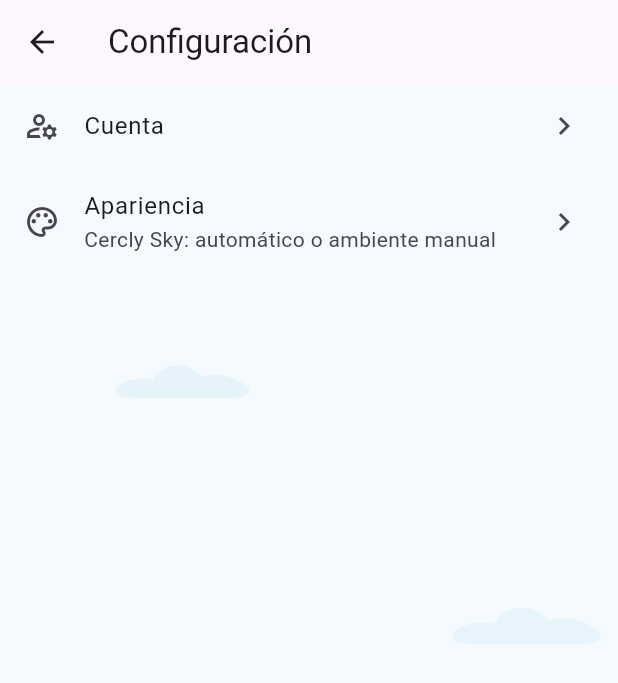
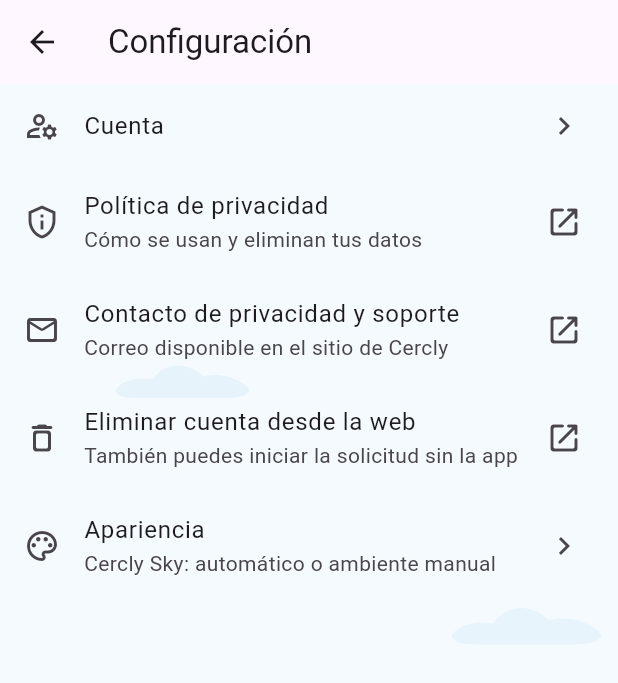
Before and after one commit to Anthony8724/Cercly, a Flutter app: the ConfiguracionCuentaScreen screen opened directly, on a phone screen of 412 x 824 dp. Shown: the top 683 px of the screen. Run offline on Flutter 3.47's test engine with Material 3 defaults, Android fonts, the phone set to English and light mode, and no system bars; our stand-ins replace flutter_local_notifications, flutter_map, flutter_svg, geolocator, image_picker, latlong2 and 2 more; accounts and stored records are empty.

Commit message:
feat(privacy): link account deletion and policy from app

```diff
--- a/lib/features/auth/screens/account_settings_screen.dart
+++ b/lib/features/auth/screens/account_settings_screen.dart
@@ -1,4 +1,5 @@
 import 'package:flutter/material.dart';
+import 'package:url_launcher/url_launcher.dart';
 
 import '../../../sky/apariencia_screen.dart';
 import '../../../sky/sky_backdrop.dart';
@@ -6,9 +7,29 @@ import '../../../sky/sky_theme.dart';
 import '../../../sky/sky_controller.dart';
 import '../services/account_deletion_service.dart';
 
+const _privacyPolicyUri = 'https://cercly-web.vercel.app/privacidad';
+const _privacyContactUri =
+    'https://cercly-web.vercel.app/privacidad#responsable';
+const _accountDeletionWebUri = 'https://cercly-web.vercel.app/eliminar-cuenta';
+
 class ConfiguracionCuentaScreen extends StatelessWidget {
-  const ConfiguracionCuentaScreen({super.key, this.deletionService});
+  const ConfiguracionCuentaScreen({
+    super.key,
+    this.deletionService,
+    this.abrirEnlace,
+  });
   final AccountDeletionService? deletionService;
+  final Future<bool> Function(Uri uri)? abrirEnlace;
+
+  Future<void> _abrirExterno(String valor) async {
+    final uri = Uri.parse(valor);
+    final abrir = abrirEnlace;
+    if (abrir != null) {
+      await abrir(uri);
+      return;
+    }
+    await launchUrl(uri, mode: LaunchMode.externalApplication);
+  }
 
   @override
   Widget build(BuildContext context) => Scaffold(
@@ -28,6 +49,32 @@ class ConfiguracionCuentaScreen extends StatelessWidget {
                       CuentaScreen(deletionService: deletionService),
                 ),
               ),
+            ),
+            ListTile(
+              key: const Key('abrir-politica-privacidad'),
+              leading: const Icon(Icons.privacy_tip_outlined),
+              title: const Text('Política de privacidad'),
+              subtitle: const Text('Cómo se usan y eliminan tus datos'),
+              trailing: const Icon(Icons.open_in_new_rounded),
+              onTap: () => _abrirExterno(_privacyPolicyUri),
+            ),
+            ListTile(
+              key: const Key('abrir-contacto-cercly'),
+              leading: const Icon(Icons.mail_outline_rounded),
+              title: const Text('Contacto de privacidad y soporte'),
+              subtitle: const Text('Correo disponible en el sitio de Cercly'),
+              trailing: const Icon(Icons.open_in_new_rounded),
+              onTap: () => _abrirExterno(_privacyContactUri),
+            ),
+            ListTile(
+              key: const Key('abrir-eliminacion-web'),
+              leading: const Icon(Icons.delete_outline_rounded),
+              title: const Text('Eliminar cuenta desde la web'),
+              subtitle: const Text(
+                'También puedes iniciar la solicitud sin la app',
+              ),
+              trailing: const Icon(Icons.open_in_new_rounded),
+              onTap: () => _abrirExterno(_accountDeletionWebUri),
             ),
             ListTile(
               key: const Key('abrir-apariencia'),
--- a/lib/features/auth/screens/register_screen.dart
+++ b/lib/features/auth/screens/register_screen.dart
@@ -1,4 +1,5 @@
 import 'package:flutter/material.dart';
+import 'package:url_launcher/url_launcher.dart';
 
 import '../../../sky/sky_logo.dart';
 import '../../../sky/sky_backdrop.dart';
@@ -346,6 +347,20 @@ class _RegisterScreenState extends State<RegisterScreen> {
                                       ),
                               ),
                             ),
+                            const SizedBox(height: 8),
+                            TextButton.icon(
+                              key: const Key(
+                                'abrir-politica-privacidad-registro',
+                              ),
+                              onPressed: () => launchUrl(
+                                Uri.parse(
+                                  'https://cercly-web.vercel.app/privacidad',
+                                ),
+                                mode: LaunchMode.externalApplication,
+                              ),
+                              icon: const Icon(Icons.privacy_tip_outlined),
+                              label: const Text('Leer política de privacidad'),
+                            ),
                           ],
                         ),
                       ),
--- a/lib/features/auth/services/account_deletion_service.dart
+++ b/lib/features/auth/services/account_deletion_service.dart
@@ -1,5 +1,6 @@
 import 'dart:async';
 
+import 'package:shared_preferences/shared_preferences.dart';
 import 'package:supabase_flutter/supabase_flutter.dart';
 
 import '../../notificaciones/services/historial_notificaciones_promocion.dart';
@@ -38,6 +39,13 @@ class AccountDeletionService {
       final data = response.data;
       final status = data is Map ? data['estado'] : null;
       if (status == 'eliminada') {
+        // Esta preferencia identifica el modo de cuenta asociado al usuario.
+        try {
+          final preferences = await SharedPreferences.getInstance();
+          await preferences.remove('cercly_modo_cuenta_${session.user.id}');
+        } catch (_) {
+          // Un fallo local no revierte una eliminación ya confirmada en Auth.
+        }
         // La identidad ya fue eliminada en Auth. Limpiar el JWT local aunque la
         // llamada de logout remoto no pueda completarse.
         try {
```
Also changed, not shown: 2 other files.
